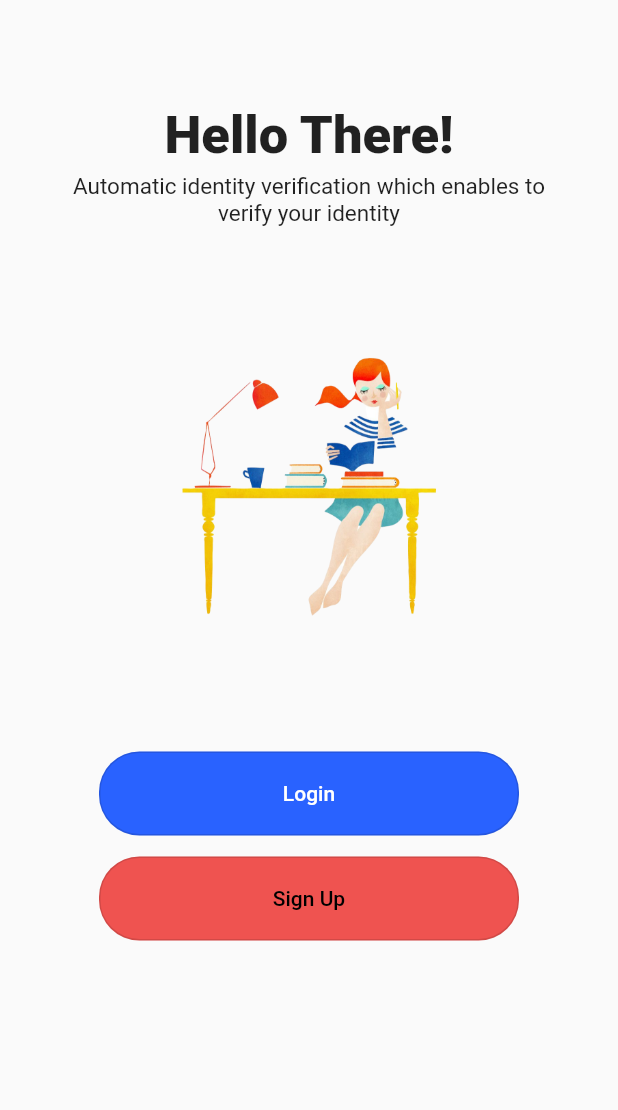
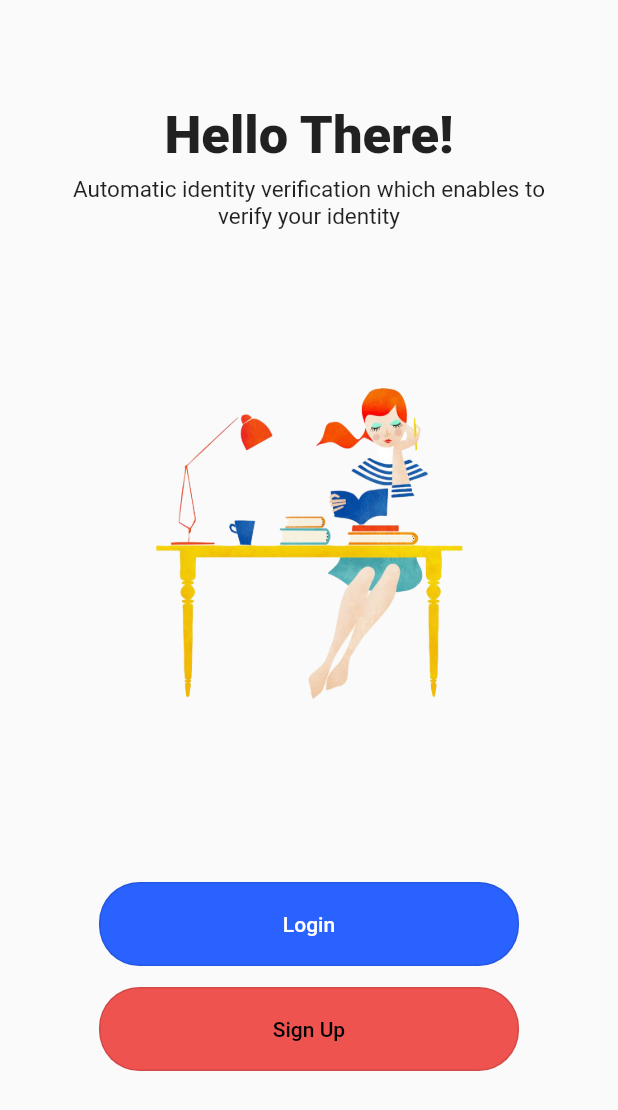
Before and after one commit to Aparna12c/Login-screen_ui, a Flutter app: the screen it shows after launch, on a phone screen of 412 x 824 dp. Shown: the top 1110 px of the screen. Run offline on Flutter 3.47's test engine with Material 2 defaults, Android fonts, the phone set to English and light mode, and no system bars.

Commit message:
first commit

```diff
--- a/lib/main.dart
+++ b/lib/main.dart
@@ -1,3 +1,5 @@
+// ignore_for_file: sized_box_for_whitespace
+
 import 'package:flutter/material.dart';
 
 void main() {
@@ -27,7 +29,7 @@ class MyApp extends StatelessWidget {
                 ),
               ),
               const SizedBox(
-                height: 4.0,
+                height: 6.0,
               ),
 
               // ignore: avoid_unnecessary_containers
@@ -43,8 +45,8 @@ class MyApp extends StatelessWidget {
 
               // ignore: avoid_unnecessary_containers
               Container(
-                height: 290.0,
-                width: 290.0,
+                height: 350.0,
+                width: 330.0,
                 child: const Image(
                   image: AssetImage(
                     'images/myphoto.png',
@@ -53,7 +55,7 @@ class MyApp extends StatelessWidget {
               ),
 
               const SizedBox(
-                height: 60.0,
+                height: 85.0,
               ),
 
               // ignore: avoid_unnecessary_containers
```
Also changed, not shown: Output/login.jpg (added).
